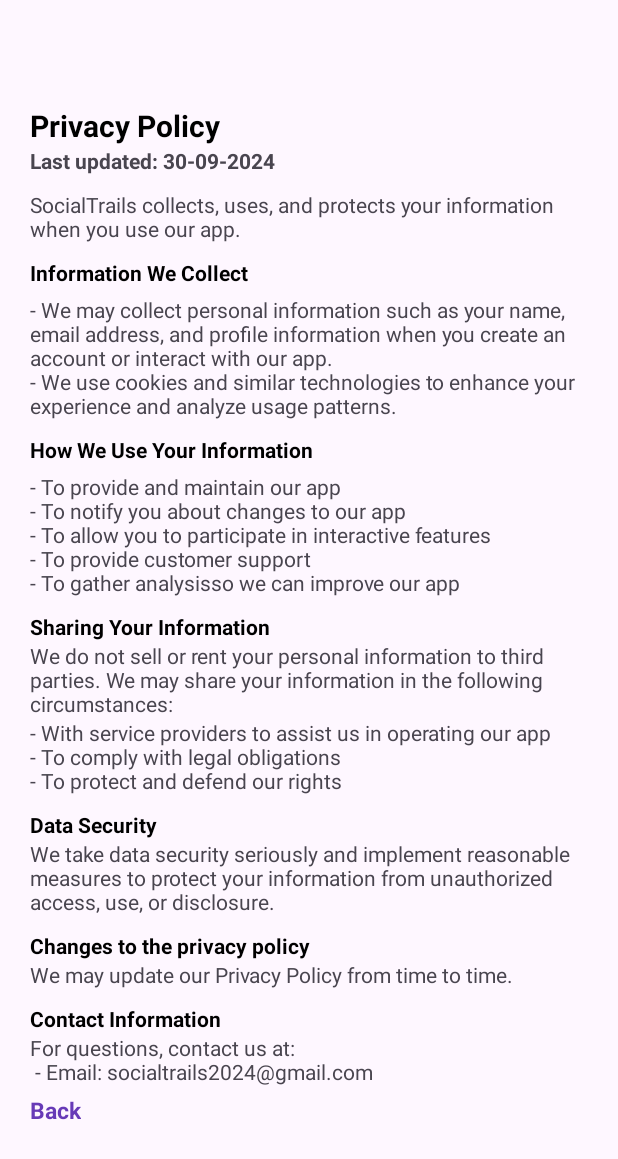
After one commit to SumanTanwar/SocialTrailsAndroid, an Android app: the PrivacyPolicy screen opened directly, with no data from a screen before it, on a phone screen of 412 x 824 dp. The commit adds this screen. Shown: the top 1159 px of the screen. Run offline under Robolectric (Android 15) with nearby library versions, the phone set to English and light mode, and no system bars.

Commit message:
Privacy policy done

```diff
--- a/app/src/main/AndroidManifest.xml
+++ b/app/src/main/AndroidManifest.xml
@@ -12,6 +12,9 @@
         android:supportsRtl="true"
         android:theme="@style/Theme.SocialTrailsApp"
         tools:targetApi="31">
+        <activity
+            android:name=".PrivacyPolicy"
+            android:exported="false" />
         <activity
             android:name=".adminpanel.AdminChangePasswordActivity"
             android:exported="false" />
--- /dev/null
+++ b/app/src/main/java/com/example/socialtrailsapp/PrivacyPolicy.java
@@ -0,0 +1,35 @@
+package com.example.socialtrailsapp;
+
+import android.content.Intent;
+import android.os.Bundle;
+import android.view.View;
+import android.widget.TextView;
+
+import androidx.activity.EdgeToEdge;
+import androidx.appcompat.app.AppCompatActivity;
+import androidx.core.graphics.Insets;
+import androidx.core.view.ViewCompat;
+import androidx.core.view.WindowInsetsCompat;
+
+public class PrivacyPolicy extends AppCompatActivity {
+
+    TextView backBtn;
+
+    @Override
+    protected void onCreate(Bundle savedInstanceState) {
+        super.onCreate(savedInstanceState);
+        EdgeToEdge.enable(this);
+        setContentView(R.layout.activity_privacy_policy);
+
+        backBtn = findViewById(R.id.backBtn);
+
+        backBtn.setOnClickListener(new View.OnClickListener() {
+            @Override
+            public void onClick(View view) {
+                Intent intent = new Intent(PrivacyPolicy.this,SignUpActivity.class);
+                startActivity(intent);
+                finish();
+            }
+        });
+    }
+}
--- /dev/null
+++ b/app/src/main/res/layout/activity_privacy_policy.xml
@@ -0,0 +1,132 @@
+<?xml version="1.0" encoding="utf-8"?>
+<LinearLayout
+    xmlns:android="http://schemas.android.com/apk/res/android"
+    xmlns:app="http://schemas.android.com/apk/res-auto"
+    xmlns:tools="http://schemas.android.com/tools"
+    android:layout_margin="10dp"
+    android:layout_height="match_parent"
+    android:layout_width="match_parent"
+    android:orientation="vertical"
+    android:padding="10dp">
+
+
+    <TextView
+        android:layout_width="wrap_content"
+        android:layout_height="wrap_content"
+        android:text="Privacy Policy"
+        android:textColor="@color/black"
+        android:textStyle="bold"
+        android:layout_marginTop="50dp"
+        android:textSize="20dp"/>
+
+    <TextView
+        android:layout_width="wrap_content"
+        android:layout_height="wrap_content"
+        android:text="Last updated: 30-09-2024"
+        android:layout_marginBottom="10dp"
+        android:textStyle="bold"/>
+    <TextView
+        android:layout_width="wrap_content"
+        android:layout_height="wrap_content"
+        android:text="SocialTrails collects, uses, and protects your information when you use our app."
+        android:layout_marginBottom="10dp"/>
+    <TextView
+        android:layout_width="wrap_content"
+        android:layout_height="wrap_content"
+        android:text="Information We Collect"
+        android:textColor="@color/black"
+        android:textStyle="bold"
+        android:layout_marginBottom="5dp"/>
+    <TextView
+        android:layout_width="wrap_content"
+        android:layout_height="wrap_content"
+        android:text="- We may collect personal information such as your name, email address, and profile information when you create an account or interact with our app.
+\n- We use cookies and similar technologies to enhance your experience and analyze usage patterns."
+        android:layout_marginBottom="10dp"/>
+
+    <TextView
+        android:layout_width="wrap_content"
+        android:layout_height="wrap_content"
+        android:text="How We Use Your Information"
+        android:textColor="@color/black"
+        android:textStyle="bold"
+        android:layout_marginBottom="5dp"/>
+    <TextView
+        android:layout_width="wrap_content"
+        android:layout_height="wrap_content"
+        android:text="- To provide and maintain our app
+                     \n- To notify you about changes to our app
+                     \n- To allow you to participate in interactive features
+                     \n- To provide customer support
+                     \n- To gather analysisso we can improve our app"
+        android:layout_marginBottom="10dp"/>
+    <TextView
+        android:layout_width="wrap_content"
+        android:layout_height="wrap_content"
+        android:text="Sharing Your Information"
+        android:textColor="@color/black"
+        android:textStyle="bold"/>
+    <TextView
+        android:layout_width="wrap_content"
+        android:layout_height="wrap_content"
+        android:text="We do not sell or rent your personal information to third parties. We may share your information in the following circumstances:"
+        />
+    <TextView
+        android:layout_width="wrap_content"
+        android:layout_height="wrap_content"
+        android:text="- With service providers to assist us in operating our app
+                     \n- To comply with legal obligations
+                     \n- To protect and defend our rights"
+        android:layout_marginBottom="10dp"/>
+
+
+    <TextView
+        android:layout_width="wrap_content"
+        android:layout_height="wrap_content"
+        android:text="Data Security"
+        android:textColor="@color/black"
+        android:textStyle="bold" />
+
+    <TextView
+        android:layout_width="wrap_content"
+        android:layout_height="wrap_content"
+        android:text="We take data security seriously and implement reasonable measures to protect your information from unauthorized access, use, or disclosure."
+        android:layout_marginBottom="10dp"
+        />
+
+    <TextView
+        android:layout_width="wrap_content"
+        android:layout_height="wrap_content"
+        android:text="Changes to the privacy policy"
+        android:textColor="@color/black"
+        android:textStyle="bold" />
+
+    <TextView
+        android:layout_width="wrap_content"
+        android:layout_height="wrap_content"
+      android:text="We may update our Privacy Policy from time to time."
+        android:layout_marginBottom="10dp"
+        />
+
+    <TextView
+        android:layout_width="wrap_content"
+        android:layout_height="wrap_content"
+        android:text="Contact Information"
+        android:textColor="@color/black"
+        android:textStyle="bold" />
+    <TextView
+        android:layout_width="wrap_content"
+        android:layout_height="wrap_content"
+        android:text="For questions, contact us at: \n - Email: socialtrails2024@gmail.com"
+        android:layout_marginBottom="5dp"/>
+
+    <TextView
+        android:id="@+id/backBtn"
+        android:layout_width="wrap_content"
+        android:layout_height="wrap_content"
+        android:text="Back"
+        android:textColor="@color/purple_color"
+        android:textStyle="bold"
+        android:textSize="15dp"/>
+
+</LinearLayout>
```
Also changed, not shown: app/src/main/java/com/example/socialtrailsapp/SignInActivity.java (+12 -1 lines), app/src/main/java/com/example/socialtrailsapp/SignUpActivity.java (+11 -1 lines), app/src/main/res/layout/activity_sign_up.xml (+34 -5 lines).
